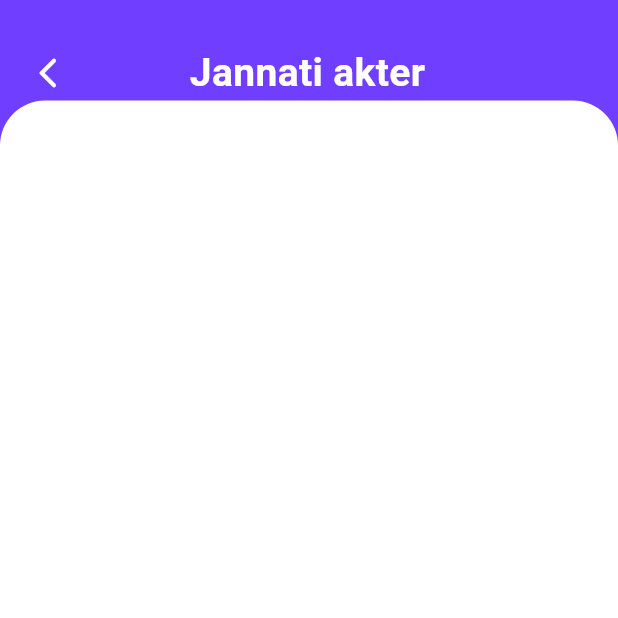
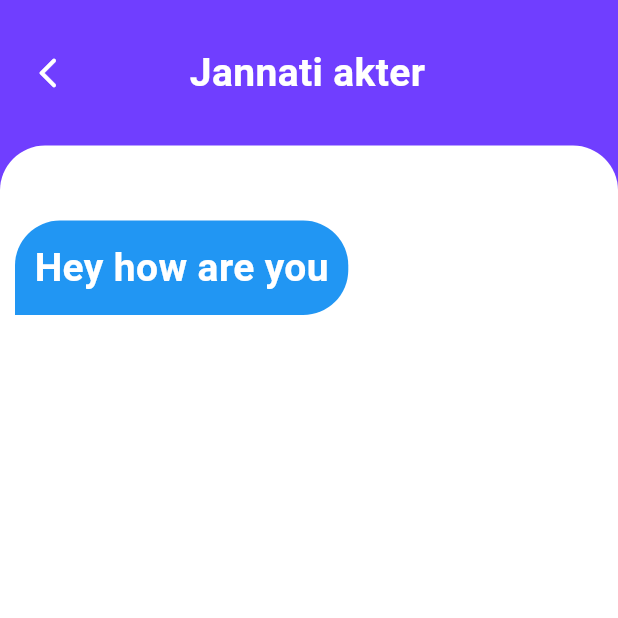
Before and after one commit to jui1960/Chat_App, a Flutter app: the screen it shows after launch, on a phone screen of 412 x 824 dp, the top half of it. Run offline on Flutter 3.47's test engine with Material 3 defaults, Android fonts, the phone set to English and light mode, and no system bars.

Commit message:
chat_page

```diff
--- a/lib/pages/chat_page.dart
+++ b/lib/pages/chat_page.dart
@@ -13,24 +13,25 @@ class _ChatPageState extends State<ChatPage> {
     return Scaffold(
       backgroundColor: const Color(0xff703eff),
 
-
       body: Container(
         margin: EdgeInsets.only(top: 30.0),
         child: Column(
-
           children: [
             Padding(
               padding: EdgeInsets.only(left: 20.0),
               child: Row(
                 children: [
                   GestureDetector(
-                    onTap: (){
+                    onTap: () {
                       Navigator.pop(context);
                     },
 
-
-                      child: Icon(Icons.arrow_back_ios_new_rounded,color: Colors.white,)),
-                  SizedBox(width: MediaQuery.of(context).size.width/5),
+                    child: Icon(
+                      Icons.arrow_back_ios_new_rounded,
+                      color: Colors.white,
+                    ),
+                  ),
+                  SizedBox(width: MediaQuery.of(context).size.width / 5),
 
                   Text(
                     "Jannati akter",
@@ -43,19 +44,49 @@ class _ChatPageState extends State<ChatPage> {
                 ],
               ),
             ),
-           Expanded(child:
-           Container(
-             padding: EdgeInsets.only(left: 30.0,right: 20.0),
+            SizedBox(height: 30.0),
+            Expanded(
+              child: Container(
+                padding: EdgeInsets.only(left: 10.0),
                 width: MediaQuery.of(context).size.width,
                 decoration: BoxDecoration(
                   color: Colors.white,
                   borderRadius: BorderRadius.only(
                     topLeft: Radius.circular(30),
                     topRight: Radius.circular(30),
-               )
+                  ),
+                ),
+                child: Column(
+                  children: [
+                    SizedBox(height: 50.0),
 
+                    Row(
+                      children: [
+                        Container(
+                          padding: EdgeInsets.all(13),
+                          decoration: BoxDecoration(
+                            color: Colors.blue,
+                            borderRadius: BorderRadius.only(
+                              topLeft: Radius.circular(30),
+                              topRight: Radius.circular(30),
+                              bottomRight: Radius.circular(30),
                             ),
-           ))
+                          ),
+                          child: Text(
+                            "Hey how are you",
+                            style: TextStyle(
+                              color: Colors.white,
+                              fontSize: 26,
+                              fontWeight: FontWeight.bold,
+                            ),
+                          ),
+                        ),
+                      ],
+                    ),
+                  ],
+                ),
+              ),
+            ),
           ],
         ),
       ),
```
Lines whose indentation alone changed are shown as unchanged.
